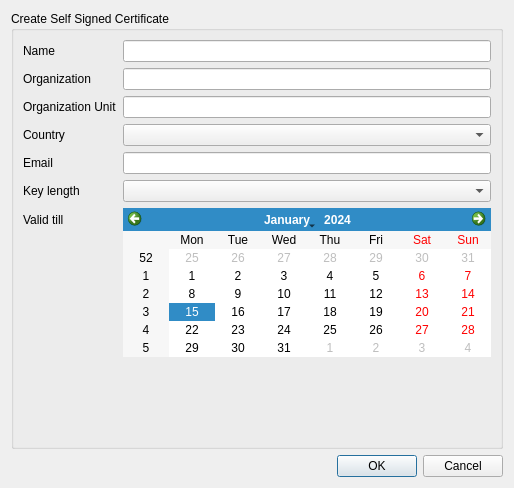
Old version of the form Pdf4QtViewerPlugins/SignaturePlugin/createcertificatedialog.ui in the repository studio-berry/loop.
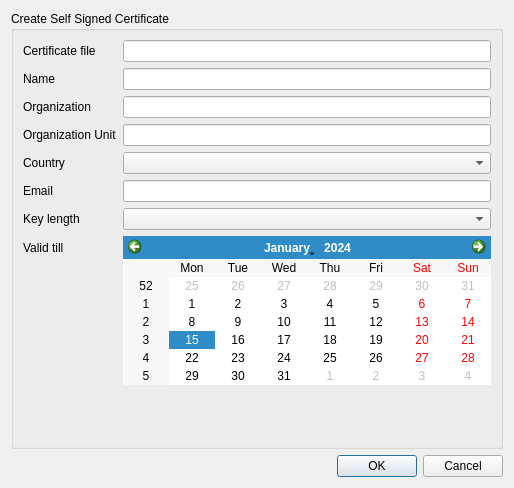
New version of the form.

Commit message: Signature plugin: write certificate

```diff
--- a/Pdf4QtViewerPlugins/SignaturePlugin/createcertificatedialog.ui
+++ b/Pdf4QtViewerPlugins/SignaturePlugin/createcertificatedialog.ui
@@ -20,42 +20,42 @@
       <string>Create Self Signed Certificate</string>
      </property>
      <layout class="QFormLayout" name="formLayout">
-      <item row="0" column="0">
+      <item row="1" column="0">
        <widget class="QLabel" name="nameLabel">
         <property name="text">
          <string>Name</string>
         </property>
        </widget>
       </item>
-      <item row="0" column="1">
+      <item row="1" column="1">
        <widget class="QLineEdit" name="commonNameEdit">
         <property name="clearButtonEnabled">
          <bool>true</bool>
         </property>
        </widget>
       </item>
-      <item row="1" column="0">
+      <item row="2" column="0">
        <widget class="QLabel" name="organizationLabel">
         <property name="text">
          <string>Organization</string>
         </property>
        </widget>
       </item>
-      <item row="2" column="0">
+      <item row="3" column="0">
        <widget class="QLabel" name="organizationUnitLabel">
         <property name="text">
          <string>Organization Unit</string>
         </property>
        </widget>
       </item>
-      <item row="4" column="0">
+      <item row="5" column="0">
        <widget class="QLabel" name="emailLabel">
         <property name="text">
          <string>Email</string>
         </property>
        </widget>
       </item>
-      <item row="7" column="0">
+      <item row="8" column="0">
        <spacer name="verticalSpacer">
         <property name="orientation">
          <enum>Qt::Vertical</enum>
@@ -68,57 +68,67 @@
         </property>
        </spacer>
       </item>
-      <item row="1" column="1">
-       <widget class="QLineEdit" name="organizationEdit">
-        <property name="clearButtonEnabled">
-         <bool>true</bool>
-        </property>
-       </widget>
-      </item>
       <item row="2" column="1">
+       <widget class="QLineEdit" name="organizationEdit">
+        <property name="clearButtonEnabled">
+         <bool>true</bool>
+        </property>
+       </widget>
+      </item>
+      <item row="3" column="1">
        <widget class="QLineEdit" name="organizationUnitEdit">
         <property name="clearButtonEnabled">
          <bool>true</bool>
         </property>
        </widget>
       </item>
-      <item row="4" column="1">
+      <item row="5" column="1">
        <widget class="QLineEdit" name="emailEdit">
         <property name="clearButtonEnabled">
          <bool>true</bool>
         </property>
        </widget>
       </item>
-      <item row="3" column="0">
+      <item row="4" column="0">
        <widget class="QLabel" name="countryLabel">
         <property name="text">
          <string>Country</string>
         </property>
        </widget>
       </item>
-      <item row="5" column="0">
+      <item row="6" column="0">
        <widget class="QLabel" name="keyLengthLabel">
         <property name="text">
          <string>Key length</string>
         </property>
        </widget>
       </item>
-      <item row="6" column="0">
+      <item row="7" column="0">
        <widget class="QLabel" name="validityLabel">
         <property name="text">
          <string>Valid till</string>
         </property>
        </widget>
       </item>
-      <item row="6" column="1">
+      <item row="7" column="1">
        <widget class="QCalendarWidget" name="validTillEdit"/>
       </item>
-      <item row="5" column="1">
+      <item row="6" column="1">
        <widget class="QComboBox" name="keyLengthCombo"/>
       </item>
-      <item row="3" column="1">
+      <item row="4" column="1">
        <widget class="QComboBox" name="countryCombo"/>
       </item>
+      <item row="0" column="1">
+       <widget class="QLineEdit" name="fileNameEdit"/>
+      </item>
+      <item row="0" column="0">
+       <widget class="QLabel" name="certificateFileLabel">
+        <property name="text">
+         <string>Certificate file</string>
+        </property>
+       </widget>
+      </item>
      </layout>
     </widget>
    </item>
```
The commit also changes 4 other files.
